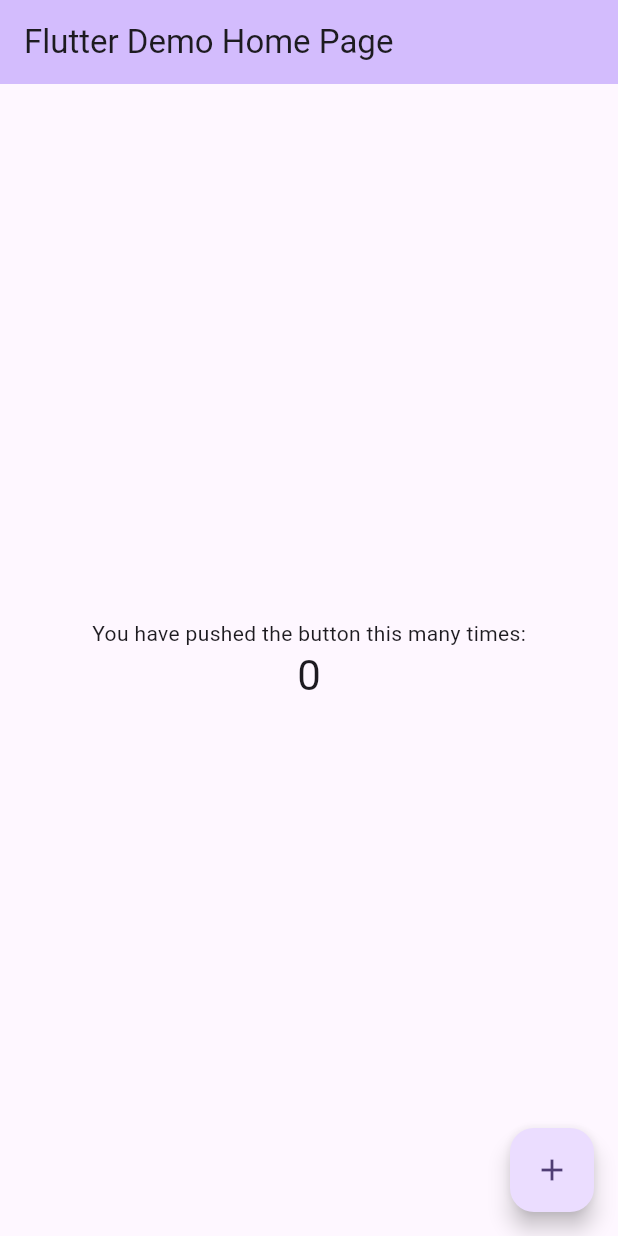
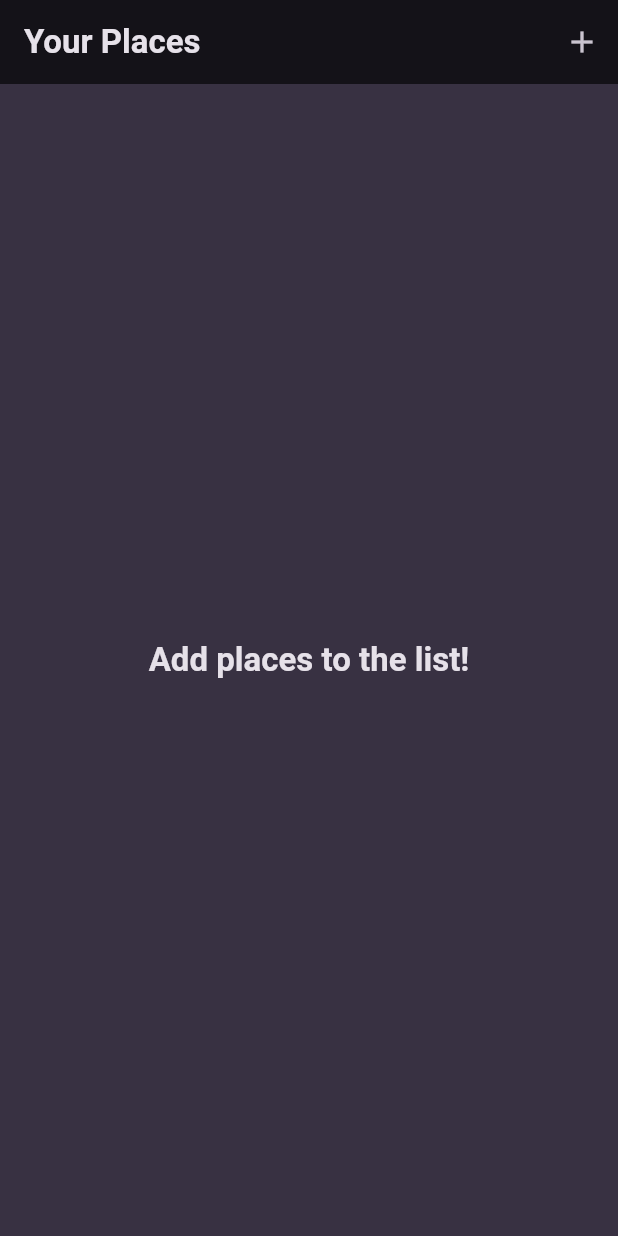
Before and after one commit to sharmakeshav10/Flutter_mini-proejcts, a Flutter app: the screen it shows after launch, on a phone screen of 412 x 824 dp. Run offline on Flutter 3.47's test engine with Material 3 defaults, Android fonts, the phone set to English and light mode, and no system bars; our stand-ins replace battery, device_info, flutter_riverpod, google_fonts, transparent_image.

Commit message:
added a places screen and places_list widget to display the places on the plalces screen

```diff
--- a/favorite_places/lib/main.dart
+++ b/favorite_places/lib/main.dart
@@ -1,125 +1,43 @@
+import 'package:favorite_places/screens/places.dart';
 import 'package:flutter/material.dart';
 
+import 'package:google_fonts/google_fonts.dart';
+
+final colorScheme = ColorScheme.fromSeed(
+  brightness: Brightness.dark,
+  seedColor: const Color.fromARGB(255, 102, 6, 247),
+  background: const Color.fromARGB(255, 56, 49, 66),
+);
+
+final theme = ThemeData().copyWith(
+  useMaterial3: true,
+  scaffoldBackgroundColor: colorScheme.background,
+  colorScheme: colorScheme,
+  textTheme: GoogleFonts.ubuntuCondensedTextTheme().copyWith(
+    titleSmall: GoogleFonts.ubuntuCondensed(
+      fontWeight: FontWeight.bold,
+    ),
+    titleMedium: GoogleFonts.ubuntuCondensed(
+      fontWeight: FontWeight.bold,
+    ),
+    titleLarge: GoogleFonts.ubuntuCondensed(
+      fontWeight: FontWeight.bold,
+    ),
+  ),
+);
+
 void main() {
-  runApp(const MyApp());
+  runApp(
+    const MyApp(),
+  );
 }
 
 class MyApp extends StatelessWidget {
-  const MyApp({super.key});
+  const MyApp({Key? key}) : super(key: key);
 
-  // This widget is the root of your application.
   @override
   Widget build(BuildContext context) {
     return MaterialApp(
-      title: 'Flutter Demo',
-      theme: ThemeData(
-        // This is the theme of your application.
-        //
-        // TRY THIS: Try running your application with "flutter run". You'll see
-        // the application has a blue toolbar. Then, without quitting the app,
-        // try changing the seedColor in the colorScheme below to Colors.green
-        // and then invoke "hot reload" (save your changes or press the "hot
-        // reload" button in a Flutter-supported IDE, or press "r" if you used
-        // the command line to start the app).
-        //
-        // Notice that the counter didn't reset back to zero; the application
-        // state is not lost during the reload. To reset the state, use hot
-        // restart instead.
-        //
-        // This works for code too, not just values: Most code changes can be
-        // tested with just a hot reload.
-        colorScheme: ColorScheme.fromSeed(seedColor: Colors.deepPurple),
-        useMaterial3: true,
-      ),
-      home: const MyHomePage(title: 'Flutter Demo Home Page'),
-    );
+        title: 'Great Places', theme: theme, home: PlacesScreen());
   }
 }
-
-class MyHomePage extends StatefulWidget {
-  const MyHomePage({super.key, required this.title});
-
-  // This widget is the home page of your application. It is stateful, meaning
-  // that it has a State object (defined below) that contains fields that affect
-  // how it looks.
-
-  // This class is the configuration for the state. It holds the values (in this
-  // case the title) provided by the parent (in this case the App widget) and
-  // used by the build method of the State. Fields in a Widget subclass are
-  // always marked "final".
-
-  final String title;
-
-  @override
-  State<MyHomePage> createState() => _MyHomePageState();
-}
-
-class _MyHomePageState extends State<MyHomePage> {
-  int _counter = 0;
-
-  void _incrementCounter() {
-    setState(() {
-      // This call to setState tells the Flutter framework that something has
-      // changed in this State, which causes it to rerun the build method below
-      // so that the display can reflect the updated values. If we changed
-      // _counter without calling setState(), then the build method would not be
-      // called again, and so nothing would appear to happen.
-      _counter++;
-    });
-  }
-
-  @override
-  Widget build(BuildContext context) {
-    // This method is rerun every time setState is called, for instance as done
-    // by the _incrementCounter method above.
-    //
-    // The Flutter framework has been optimized to make rerunning build methods
-    // fast, so that you can just rebuild anything that needs updating rather
-    // than having to individually change instances of widgets.
-    return Scaffold(
-      appBar: AppBar(
-        // TRY THIS: Try changing the color here to a specific color (to
-        // Colors.amber, perhaps?) and trigger a hot reload to see the AppBar
-        // change color while the other colors stay the same.
-        backgroundColor: Theme.of(context).colorScheme.inversePrimary,
-        // Here we take the value from the MyHomePage object that was created by
-        // the App.build method, and use it to set our appbar title.
-        title: Text(widget.title),
-      ),
-      body: Center(
-        // Center is a layout widget. It takes a single child and positions it
-        // in the middle of the parent.
-        child: Column(
-          // Column is also a layout widget. It takes a list of children and
-          // arranges them vertically. By default, it sizes itself to fit its
-          // children horizontally, and tries to be as tall as its parent.
-          //
-          // Column has various properties to control how it sizes itself and
-          // how it positions its children. Here we use mainAxisAlignment to
-          // center the children vertically; the main axis here is the vertical
-          // axis because Columns are vertical (the cross axis would be
-          // horizontal).
-          //
-          // TRY THIS: Invoke "debug painting" (choose the "Toggle Debug Paint"
-          // action in the IDE, or press "p" in the console), to see the
-          // wireframe for each widget.
-          mainAxisAlignment: MainAxisAlignment.center,
-          children: <Widget>[
-            const Text(
-              'You have pushed the button this many times:',
-            ),
-            Text(
-              '$_counter',
-              style: Theme.of(context).textTheme.headlineMedium,
-            ),
-          ],
-        ),
-      ),
-      floatingActionButton: FloatingActionButton(
-        onPressed: _incrementCounter,
-        tooltip: 'Increment',
-        child: const Icon(Icons.add),
-      ), // This trailing comma makes auto-formatting nicer for build methods.
-    );
-  }
-}
--- /dev/null
+++ b/favorite_places/lib/models/place.dart
@@ -0,0 +1,10 @@
+import 'package:uuid/uuid.dart';
+
+const uuid = Uuid();
+
+class Place {
+  Place({required this.title}) : id = uuid.v4();
+
+  final String id;
+  final String title;
+}
--- /dev/null
+++ b/favorite_places/lib/screens/places.dart
@@ -0,0 +1,22 @@
+import 'package:favorite_places/widgets/places_list.dart';
+import 'package:flutter/material.dart';
+
+class PlacesScreen extends StatelessWidget {
+  PlacesScreen({super.key});
+
+  @override
+  Widget build(BuildContext context) {
+    return Scaffold(
+      appBar: AppBar(
+        title: Text('Your Places'),
+        actions: [
+          IconButton(
+            onPressed: () {},
+            icon: Icon(Icons.add),
+          )
+        ],
+      ),
+      body: PlacesList(places: []),
+    );
+  }
+}
--- /dev/null
+++ b/favorite_places/lib/widgets/places_list.dart
@@ -0,0 +1,36 @@
+import 'package:favorite_places/models/place.dart';
+import 'package:flutter/material.dart';
+
+class PlacesList extends StatelessWidget {
+  PlacesList({super.key, required this.places});
+
+  List<Place> places;
+
+  @override
+  Widget build(BuildContext context) {
+    if (places.isEmpty) {
+      return Center(
+        child: Text('Add places to the list!',
+            style: Theme.of(context)
+                .textTheme
+                .titleLarge!
+                .copyWith(color: Theme.of(context).colorScheme.onBackground)),
+      );
+    }
+
+    return ListView.builder(
+      itemCount: places.length,
+      itemBuilder: (context, index) {
+        return ListTile(
+          title: Text(
+            places[index].title,
+            style: Theme.of(context)
+                .textTheme
+                .titleMedium!
+                .copyWith(color: Theme.of(context).colorScheme.onBackground),
+          ),
+        );
+      },
+    );
+  }
+}
--- a/favorite_places/pubspec.yaml
+++ b/favorite_places/pubspec.yaml
@@ -36,6 +36,8 @@ dependencies:
   # Use with the CupertinoIcons class for iOS style icons.
   cupertino_icons: ^1.0.2
   google_fonts: ^6.1.0
+  riverpod: ^2.4.9
+  uuid: ^4.2.2
 
 dev_dependencies:
   flutter_test:
```
Also changed, not shown: favorite_places/lib/screens/add_place.dart (added), favorite_places/lib/screens/places_detail.dart (added), favorite_places/pubspec.lock.
